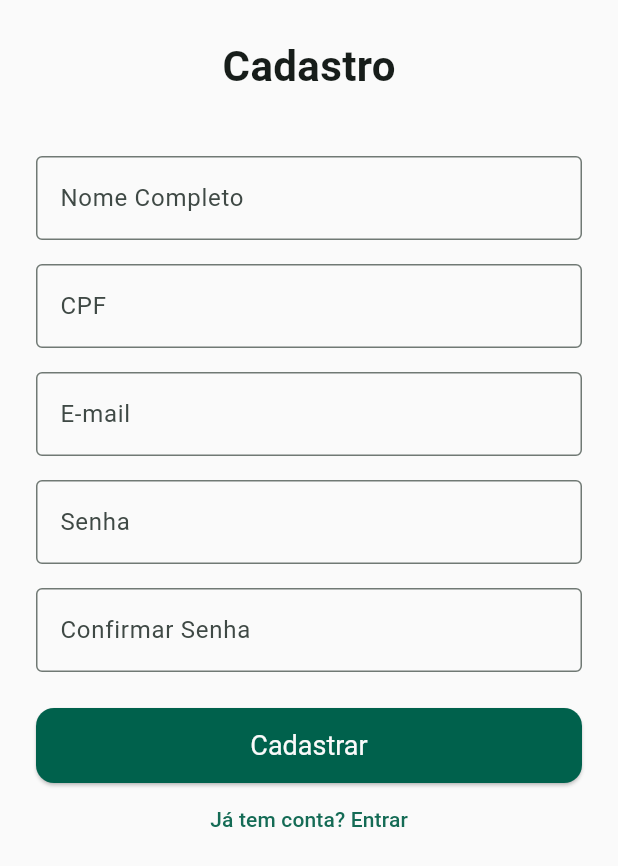
After one commit to MarianaLourencosd/medtrack_app, a Flutter app: the SignupScreen screen opened directly, after a tap on "Já tem conta? Entrar", after a tap on "Não tem conta? Cadastre-se", on a phone screen of 412 x 824 dp. The commit adds this screen. Shown: the top 866 px of the screen. Run offline on Flutter 3.47's test engine with Material 3 defaults, Android fonts, the phone set to English and light mode, and no system bars; our stand-ins replace cloud_firestore, firebase_auth, firebase_core; accounts and stored records are empty; Roboto replaces fonts that are missing (Karla, Montserrat); statements that could not run were skipped.

Commit message:
feat: adicionar Firebase Auth e Firestore

```diff
--- a/lib/main.dart
+++ b/lib/main.dart
@@ -1,8 +1,12 @@
 import 'package:flutter/material.dart';
+import 'package:firebase_core/firebase_core.dart';
 import 'themes/app_theme.dart';
 import 'screens/home_screen.dart';
+import 'firebase_options.dart';
 
-void main() {
+void main() async {
+  WidgetsFlutterBinding.ensureInitialized();
+  await Firebase.initializeApp(options: FirebaseConfig.web);
   runApp(const MedTrackApp());
 }
 
--- /dev/null
+++ b/lib/screens/login_screen.dart
@@ -0,0 +1,96 @@
+import 'package:flutter/material.dart';
+import '../services/auth_service.dart';
+import 'signup_screen.dart';
+import 'home_screen.dart';
+
+class LoginScreen extends StatefulWidget {
+  const LoginScreen({super.key});
+
+  @override
+  State<LoginScreen> createState() => _LoginScreenState();
+}
+
+class _LoginScreenState extends State<LoginScreen> {
+  final AuthService _auth = AuthService();
+  final TextEditingController _email = TextEditingController();
+  final TextEditingController _senha = TextEditingController();
+  bool _loading = false;
+
+  Future<void> _login() async {
+    if (_email.text.isEmpty || _senha.text.isEmpty) {
+      _showSnackbar('Preencha todos os campos!');
+      return;
+    }
+
+    setState(() => _loading = true);
+
+    try {
+      await _auth.login(_email.text, _senha.text);
+      if (!mounted) return;
+      Navigator.pushReplacement(
+        context,
+        MaterialPageRoute(builder: (_) => const HomeScreen()),
+      );
+    } catch (e) {
+      _showSnackbar(e.toString());
+      setState(() => _loading = false);
+    }
+  }
+
+  void _showSnackbar(String msg) {
+    ScaffoldMessenger.of(context).showSnackBar(
+      SnackBar(content: Text(msg), backgroundColor: Colors.red),
+    );
+  }
+
+  @override
+  Widget build(BuildContext context) {
+    return Scaffold(
+      body: Padding(
+        padding: const EdgeInsets.all(24),
+        child: Column(
+          mainAxisAlignment: MainAxisAlignment.center,
+          children: [
+            const Text('Login', style: TextStyle(fontSize: 28, fontWeight: FontWeight.bold)),
+            const SizedBox(height: 40),
+            TextField(
+              controller: _email,
+              decoration: const InputDecoration(
+                labelText: 'E-mail',
+                border: OutlineInputBorder(),
+              ),
+            ),
+            const SizedBox(height: 16),
+            TextField(
+              controller: _senha,
+              obscureText: true,
+              decoration: const InputDecoration(
+                labelText: 'Senha',
+                border: OutlineInputBorder(),
+              ),
+            ),
+            const SizedBox(height: 24),
+            SizedBox(
+              width: double.infinity,
+              child: ElevatedButton(
+                onPressed: _loading ? null : _login,
+                child: _loading
+                    ? const CircularProgressIndicator(color: Colors.white)
+                    : const Text('Entrar'),
+              ),
+            ),
+            TextButton(
+              onPressed: () {
+                Navigator.push(
+                  context,
+                  MaterialPageRoute(builder: (_) => const SignupScreen()),
+                );
+              },
+              child: const Text('Não tem conta? Cadastre-se'),
+            ),
+          ],
+        ),
+      ),
+    );
+  }
+}
--- /dev/null
+++ b/lib/screens/signup_screen.dart
@@ -0,0 +1,143 @@
+import 'package:flutter/material.dart';
+import '../services/auth_service.dart';
+import 'login_screen.dart';
+
+class SignupScreen extends StatefulWidget {
+  const SignupScreen({super.key});
+
+  @override
+  State<SignupScreen> createState() => _SignupScreenState();
+}
+
+class _SignupScreenState extends State<SignupScreen> {
+  final AuthService _auth = AuthService();
+  final TextEditingController _nome = TextEditingController();
+  final TextEditingController _cpf = TextEditingController();
+  final TextEditingController _email = TextEditingController();
+  final TextEditingController _senha = TextEditingController();
+  final TextEditingController _confirmaSenha = TextEditingController();
+  bool _loading = false;
+
+  Future<void> _signup() async {
+    if (_nome.text.isEmpty ||
+        _cpf.text.isEmpty ||
+        _email.text.isEmpty ||
+        _senha.text.isEmpty ||
+        _confirmaSenha.text.isEmpty) {
+      _showSnackbar('Preencha todos os campos!');
+      return;
+    }
+
+    if (_senha.text != _confirmaSenha.text) {
+      _showSnackbar('Senhas não coincidem!');
+      return;
+    }
+
+    if (_senha.text.length < 6) {
+      _showSnackbar('Senha deve ter pelo menos 6 caracteres!');
+      return;
+    }
+
+    setState(() => _loading = true);
+
+    try {
+      await _auth.signup(_nome.text, _email.text, _senha.text, _cpf.text);
+      if (!mounted) return;
+      Navigator.pushReplacement(
+        context,
+        MaterialPageRoute(builder: (_) => const LoginScreen()),
+      );
+      _showSnackbar('✅ Cadastro realizado! Faça login.', isSuccess: true);
+    } catch (e) {
+      _showSnackbar(e.toString());
+      setState(() => _loading = false);
+    }
+  }
+
+  void _showSnackbar(String msg, {bool isSuccess = false}) {
+    ScaffoldMessenger.of(context).showSnackBar(
+      SnackBar(
+        content: Text(msg),
+        backgroundColor: isSuccess ? Colors.green : Colors.red,
+      ),
+    );
+  }
+
+  @override
+  Widget build(BuildContext context) {
+    return Scaffold(
+      body: Padding(
+        padding: const EdgeInsets.all(24),
+        child: SingleChildScrollView(
+          child: Column(
+            mainAxisAlignment: MainAxisAlignment.center,
+            children: [
+              const Text('Cadastro', style: TextStyle(fontSize: 28, fontWeight: FontWeight.bold)),
+              const SizedBox(height: 40),
+              TextField(
+                controller: _nome,
+                decoration: const InputDecoration(
+                  labelText: 'Nome Completo',
+                  border: OutlineInputBorder(),
+                ),
+              ),
+              const SizedBox(height: 16),
+              TextField(
+                controller: _cpf,
+                decoration: const InputDecoration(
+                  labelText: 'CPF',
+                  border: OutlineInputBorder(),
+                ),
+              ),
+              const SizedBox(height: 16),
+              TextField(
+                controller: _email,
+                decoration: const InputDecoration(
+                  labelText: 'E-mail',
+                  border: OutlineInputBorder(),
+                ),
+              ),
+              const SizedBox(height: 16),
+              TextField(
+                controller: _senha,
+                obscureText: true,
+                decoration: const InputDecoration(
+                  labelText: 'Senha',
+                  border: OutlineInputBorder(),
+                ),
+              ),
+              const SizedBox(height: 16),
+              TextField(
+                controller: _confirmaSenha,
+                obscureText: true,
+                decoration: const InputDecoration(
+                  labelText: 'Confirmar Senha',
+                  border: OutlineInputBorder(),
+                ),
+              ),
+              const SizedBox(height: 24),
+              SizedBox(
+                width: double.infinity,
+                child: ElevatedButton(
+                  onPressed: _loading ? null : _signup,
+                  child: _loading
+                      ? const CircularProgressIndicator(color: Colors.white)
+                      : const Text('Cadastrar'),
+                ),
+              ),
+              TextButton(
+                onPressed: () {
+                  Navigator.pushReplacement(
+                    context,
+                    MaterialPageRoute(builder: (_) => const LoginScreen()),
+                  );
+                },
+                child: const Text('Já tem conta? Entrar'),
+              ),
+            ],
+          ),
+        ),
+      ),
+    );
+  }
+}
--- /dev/null
+++ b/lib/services/auth_service.dart
@@ -0,0 +1,30 @@
+import 'package:firebase_auth/firebase_auth.dart';
+import 'package:cloud_firestore/cloud_firestore.dart';
+
+class AuthService {
+  final FirebaseAuth _auth = FirebaseAuth.instance;
+  final FirebaseFirestore _db = FirebaseFirestore.instance;
+
+  Future<void> login(String email, String senha) async {
+    await _auth.signInWithEmailAndPassword(
+      email: email.trim(),
+      password: senha,
+    );
+  }
+
+  Future<void> signup(String nome, String email, String senha, String cpf) async {
+    final user = await _auth.createUserWithEmailAndPassword(
+      email: email.trim(),
+      password: senha,
+    );
+    await _db.collection('usuarios').doc(user.user!.uid).set({
+      'nome': nome.trim(),
+      'email': email.trim(),
+      'cpf': cpf.trim(),
+    });
+  }
+
+  Future<void> logout() async {
+    await _auth.signOut();
+  }
+}
```
Also changed, not shown: lib/screens/home_screen.dart (+20 -0 lines), lib/firebase_options.dart (added).
